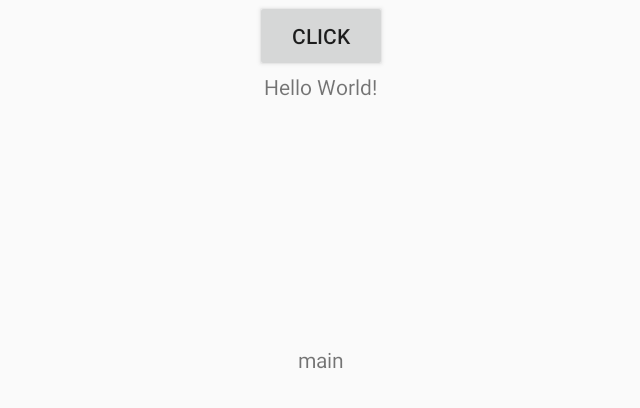
After one commit to swiftfinder/Test, an Android app: the fragment MainFragment placed in its activity, on a phone screen of 824 x 412 dp (held sideways). The commit adds this screen. Shown: the top 408 px of the screen, without its empty margins (297-937 px from the left). Run offline under Robolectric (Android 15) with nearby library versions, the phone set to English and light mode, and no system bars; our stand-ins replace ButterKnife, EventBus.

Commit message:
添加fragment等管理，修改讯飞初始化

```diff
--- a/app/src/main/java/com/snappwish/smarthotel/MainActivity.java
+++ b/app/src/main/java/com/snappwish/smarthotel/MainActivity.java
@@ -1,10 +1,11 @@
 package com.snappwish.smarthotel;
 
-import android.Manifest;
 import android.support.annotation.NonNull;
 import android.widget.Button;
+import android.widget.FrameLayout;
 import android.widget.TextView;
 
+import com.snappwish.base_core.basemvp.FragmentManagerHelper;
 import com.snappwish.base_core.permission.PermissionFailure;
 import com.snappwish.base_core.permission.PermissionHelper;
 import com.snappwish.base_core.permission.PermissionSuccess;
@@ -27,7 +28,13 @@ public class MainActivity extends MyBaseActivity implements STTListener {
     Button btnSpeaker;
     @BindView(R.id.tv_content)
     TextView tvContent;
+    @BindView(R.id.fragment)
+    FrameLayout fragment;
+
     private static final int PERMISSION_RECORD = 100;
+    private FragmentManagerHelper fragmentHelper;
+    private WelcomeFragment welcomeFragment;
+    private MainFragment mainFragment;
 
 
     @Override
@@ -42,14 +49,13 @@ public class MainActivity extends MyBaseActivity implements STTListener {
 
     @Override
     protected void initView() {
-        RobotManager.getInstance().initSTTEngine(this);
-        RobotManager.getInstance().initTTSEngine(this);
-
+        fragmentHelper = new FragmentManagerHelper(getSupportFragmentManager(), R.id.fragment);
     }
 
     @Override
     protected void initData() {
-
+        RobotManager.getInstance().initSTTEngine(this);
+        chooseFragment(Constant.FRAGMENT_WELCOME);
     }
 
     @Override
@@ -59,11 +65,11 @@ public class MainActivity extends MyBaseActivity implements STTListener {
 
     @OnClick(R.id.btn_speaker)
     public void onSTTClick() {
-        PermissionHelper.with(this)
-                .requestCode(PERMISSION_RECORD)
-                .permissions(Manifest.permission.RECORD_AUDIO)
-                .request();
-
+//        PermissionHelper.with(this)
+//                .requestCode(PERMISSION_RECORD)
+//                .permissions(Manifest.permission.RECORD_AUDIO)
+//                .request();
+        chooseFragment(Constant.FRAGMENT_MAIN);
     }
 
 
@@ -84,15 +90,26 @@ public class MainActivity extends MyBaseActivity implements STTListener {
 
 
     @Override
-    public void SttSuccess(String content) {
+    public void sttSuccess(String content) {
         tvContent.setText(content);
-        RobotManager.getInstance().setVoiceState(true);
-        RobotManager.getInstance().setVoiceType("xiaoyan");
         RobotManager.getInstance().startSpeaking(content);
     }
 
     @Override
-    public void SttFailed() {
+    public void sttFailed() {
 
     }
+
+    private void chooseFragment(String itemTitle) {
+        switch (itemTitle) {
+            case Constant.FRAGMENT_WELCOME:
+                if (welcomeFragment == null) welcomeFragment = WelcomeFragment.newInstance();
+                fragmentHelper.switchFragment(welcomeFragment);
+                break;
+            case Constant.FRAGMENT_MAIN:
+                if (mainFragment == null) mainFragment = MainFragment.newInstance();
+                fragmentHelper.switchFragment(mainFragment);
+                break;
+        }
+    }
 }
--- /dev/null
+++ b/app/src/main/java/com/snappwish/smarthotel/MainFragment.java
@@ -0,0 +1,41 @@
+package com.snappwish.smarthotel;
+
+import android.os.Bundle;
+
+import com.snappwish.smarthotel.base.MyBaseFragment;
+
+/**
+ * Created by jinjin on 2018/12/24.
+ * description:
+ */
+
+public class MainFragment extends MyBaseFragment {
+
+    public static MainFragment newInstance() {
+        MainFragment fragment = new MainFragment();
+//        Bundle bundle = new Bundle();
+//        bundle.putString("flag", item);
+//        fragment.setArguments(bundle);
+        return fragment;
+    }
+
+    @Override
+    protected int getContentView() {
+        return R.layout.fragment_main;
+    }
+
+    @Override
+    protected void initView() {
+
+    }
+
+    @Override
+    protected void initData() {
+
+    }
+
+    @Override
+    protected void destroyData() {
+
+    }
+}
--- /dev/null
+++ b/app/src/main/java/com/snappwish/smarthotel/WelcomeFragment.java
@@ -0,0 +1,36 @@
+package com.snappwish.smarthotel;
+
+import com.snappwish.smarthotel.base.MyBaseFragment;
+
+/**
+ * Created by jinjin on 2018/12/24.
+ * description:
+ */
+
+public class WelcomeFragment extends MyBaseFragment {
+
+    public static WelcomeFragment newInstance() {
+        WelcomeFragment fragment = new WelcomeFragment();
+        return fragment;
+    }
+
+    @Override
+    protected int getContentView() {
+        return R.layout.fragment_welcome;
+    }
+
+    @Override
+    protected void initView() {
+
+    }
+
+    @Override
+    protected void initData() {
+
+    }
+
+    @Override
+    protected void destroyData() {
+
+    }
+}
--- a/app/src/main/java/com/snappwish/smarthotel/base/MyBaseApplication.java
+++ b/app/src/main/java/com/snappwish/smarthotel/base/MyBaseApplication.java
@@ -5,6 +5,7 @@ import android.content.Context;
 
 import com.facebook.stetho.Stetho;
 import com.snappwish.smarthotel.BuildConfig;
+import com.snappwish.smarthotel.speech.RobotManager;
 
 /**
  * Created by jinjin on 17/11/6.
@@ -29,6 +30,8 @@ public class MyBaseApplication extends Application{
         if (BuildConfig.DEBUG) {
             Stetho.initializeWithDefaults(this);
         }
+
+        RobotManager.getInstance().init(this);
     }
 
     public Context getContext() {
--- a/app/src/main/java/com/snappwish/smarthotel/speech/STTEngine.java
+++ b/app/src/main/java/com/snappwish/smarthotel/speech/STTEngine.java
@@ -3,6 +3,8 @@ package com.snappwish.smarthotel.speech;
 import android.content.Context;
 import android.util.Log;
 
+import com.iflytek.cloud.ErrorCode;
+import com.iflytek.cloud.InitListener;
 import com.iflytek.cloud.RecognizerResult;
 import com.iflytek.cloud.SpeechConstant;
 import com.iflytek.cloud.SpeechError;
@@ -19,11 +21,19 @@ public class STTEngine {
     private RecognizerDialog iatDialog;
 
     public STTEngine(Context context) {
-        SpeechUtility.createUtility(context, SpeechConstant.APPID + SpeechConfig.IFLYTEK_ID);
+        iatDialog = new RecognizerDialog(context, mInitListener);
+        //        iatDialog.setParameter(SpeechConstant.LANGUAGE, "zh_cn");
+    }
 
-        iatDialog = new RecognizerDialog(context, null);
-//        iatDialog.setParameter(SpeechConstant.LANGUAGE, "zh_cn");
-    }
+    private InitListener mInitListener = new InitListener() {
+        @Override
+        public void onInit(int code) {
+
+            if (code != ErrorCode.SUCCESS) {
+                Log.e("STTEngine", "初始化失败，错误码：" + code);
+            }
+        }
+    };
 
     public void startRecognizing(final STTListener sttListener) {
         iatDialog.setListener(new RecognizerDialogListener() {
@@ -34,14 +44,14 @@ public class STTEngine {
                 Log.i("STTEngine", "stt result = " + recognizerResult.getResultString());
                 text += JsonParser.parseIatResult(recognizerResult.getResultString());
                 if (complete) {
-                    sttListener.SttSuccess(text);
+                    sttListener.sttSuccess(text);
                 }
                 Log.e("STTEngine", text);
             }
 
             @Override
             public void onError(SpeechError speechError) {
-                sttListener.SttFailed();
+                sttListener.sttFailed();
             }
         });
         iatDialog.show();
--- a/app/src/main/java/com/snappwish/smarthotel/speech/STTListener.java
+++ b/app/src/main/java/com/snappwish/smarthotel/speech/STTListener.java
@@ -10,10 +10,10 @@ public interface STTListener {
      * stt success
      * @param content
      */
-    void SttSuccess(String content);
+    void sttSuccess(String content);
 
     /**
      * stt failed
      */
-    void SttFailed();
+    void sttFailed();
 }
--- a/app/src/main/res/layout/activity_main.xml
+++ b/app/src/main/res/layout/activity_main.xml
@@ -13,7 +13,7 @@
         android:layout_width="wrap_content"
         android:layout_height="wrap_content"
         android:layout_gravity="center"
-        android:text="click" />
+        android:text="click"/>
 
     <TextView
         android:id="@+id/tv_content"
@@ -24,5 +24,15 @@
         app:layout_constraintBottom_toBottomOf="parent"
         app:layout_constraintLeft_toLeftOf="parent"
         app:layout_constraintRight_toRightOf="parent"
-        app:layout_constraintTop_toTopOf="parent" />
+        app:layout_constraintTop_toTopOf="parent"/>
+
+    <FrameLayout
+        android:id="@+id/fragment"
+        android:layout_width="match_parent"
+        android:layout_height="match_parent"
+        android:layout_marginBottom="20dp"
+        android:layout_marginLeft="20dp"
+        android:layout_marginRight="20dp"
+        android:layout_marginTop="20dp"/>
+
 </LinearLayout>
--- /dev/null
+++ b/app/src/main/res/layout/fragment_main.xml
@@ -0,0 +1,13 @@
+<?xml version="1.0" encoding="utf-8"?>
+<RelativeLayout
+    xmlns:android="http://schemas.android.com/apk/res/android"
+    android:layout_width="match_parent"
+    android:layout_height="match_parent">
+
+    <TextView
+        android:layout_width="wrap_content"
+        android:layout_height="wrap_content"
+        android:layout_centerInParent="true"
+        android:text="main"/>
+
+</RelativeLayout>
--- a/base-core/src/main/java/com/snappwish/base_core/basemvp/FragmentManagerHelper.java
+++ b/base-core/src/main/java/com/snappwish/base_core/basemvp/FragmentManagerHelper.java
@@ -5,6 +5,8 @@ import android.support.annotation.Nullable;
 import android.support.v4.app.Fragment;
 import android.support.v4.app.FragmentManager;
 import android.support.v4.app.FragmentTransaction;
+
+import com.snappwish.base_core.R;
 
 import java.util.List;
 
@@ -24,6 +26,7 @@ public class FragmentManagerHelper {
 
     public void addFragment(Fragment fragment) {
         FragmentTransaction fragmentTransaction = mFragmentManager.beginTransaction();
+        fragmentTransaction.setCustomAnimations(R.animator.scalex_enter, R.animator.scalex_exit);
         fragmentTransaction.add(mContainerViewId, fragment);
         fragmentTransaction.commit();
     }
@@ -37,6 +40,7 @@ public class FragmentManagerHelper {
             fragmentTransaction.hide(tempFragment);
         }
 
+        fragmentTransaction.setCustomAnimations(R.animator.scalex_enter, R.animator.scalex_exit);
         // 判断容器中是否存在当前fragment
         if (fragments.contains(fragment)) {
             fragmentTransaction.show(fragment);
--- /dev/null
+++ b/base-core/src/main/res/animator/scalex_enter.xml
@@ -0,0 +1,24 @@
+<?xml version="1.0" encoding="utf-8"?>
+<set xmlns:android="http://schemas.android.com/apk/res/android" >
+
+    <objectAnimator
+        android:duration="0"
+        android:propertyName="alpha"
+        android:valueFrom="1.0"
+        android:valueTo="0.0" />
+
+    <!--<objectAnimator-->
+        <!--android:duration="300"-->
+        <!--android:propertyName="scaleX"-->
+        <!--android:startOffset="300"-->
+        <!--android:valueFrom="0.0"-->
+        <!--android:valueTo="1.0"-->
+        <!--android:valueType="floatType" />-->
+
+    <objectAnimator
+        android:duration="1"
+        android:propertyName="alpha"
+        android:startOffset="300"
+        android:valueFrom="0.0"
+        android:valueTo="1.0" />
+</set>
--- /dev/null
+++ b/base-core/src/main/res/animator/scalex_exit.xml
@@ -0,0 +1,11 @@
+<?xml version="1.0" encoding="utf-8"?>
+<set xmlns:android="http://schemas.android.com/apk/res/android" >
+
+    <objectAnimator
+        android:duration="300"
+        android:propertyName="scaleX"
+        android:valueFrom="1.0"
+        android:valueTo="0.0"
+        android:valueType="floatType" />
+
+</set>
```
Also changed, not shown: app/src/main/java/com/snappwish/smarthotel/Constant.java (added, +12 -0 lines), app/src/main/java/com/snappwish/smarthotel/speech/RobotManager.java (+10 -2 lines), app/src/main/java/com/snappwish/smarthotel/speech/TTSEngine.java (+5 -4 lines), app/src/main/res/layout/fragment_welcome.xml (added, +13 -0 lines). Lines whose indentation alone changed are shown as unchanged.
